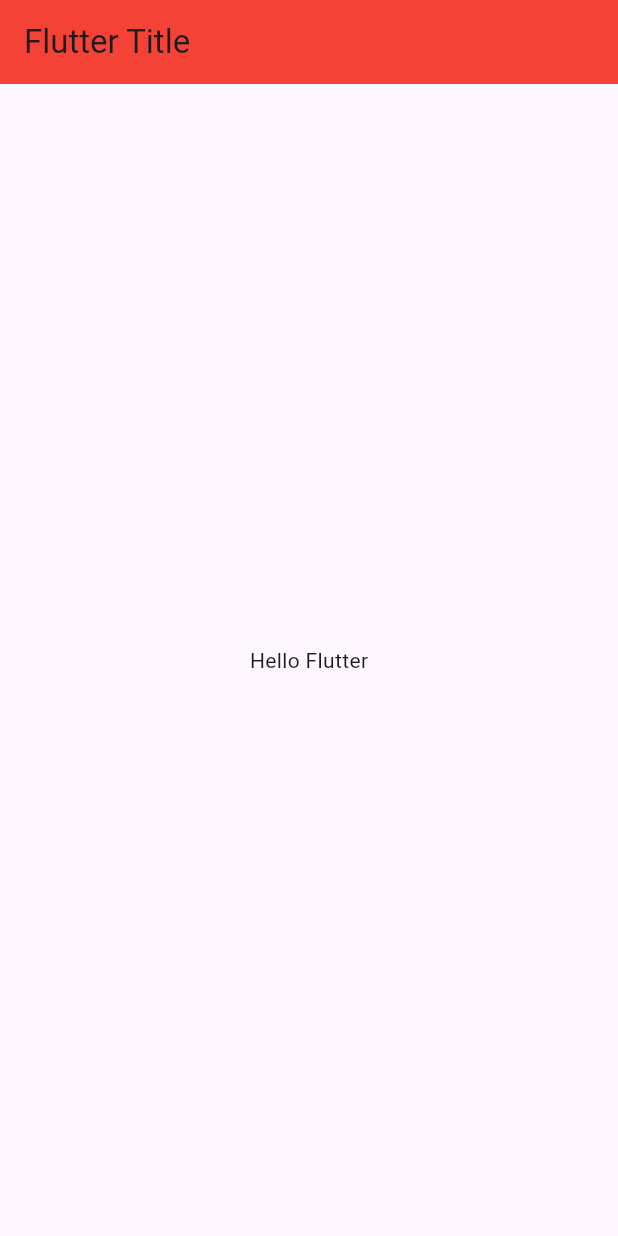
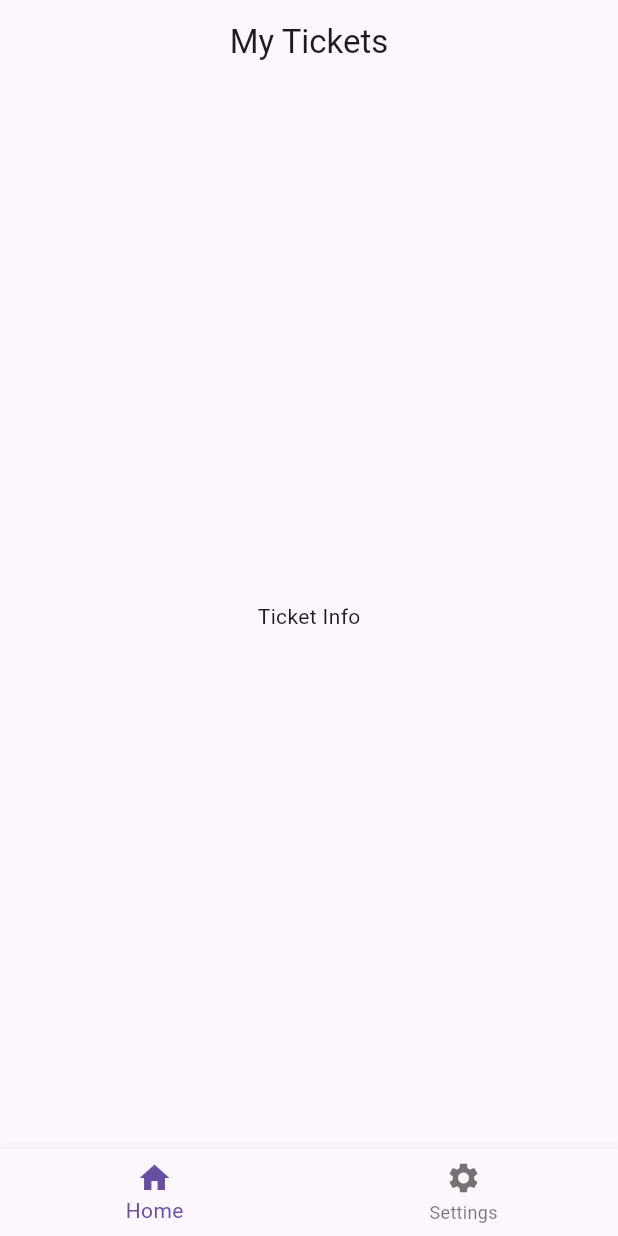
Before and after one commit to aghoneim2/fakeToGo, a Flutter app: the screen it shows after launch, on a phone screen of 412 x 824 dp. Run offline on Flutter 3.47's test engine with Material 3 defaults, Android fonts, the phone set to English and light mode, and no system bars.

```diff
--- /dev/null
+++ b/lib/components/bottom_nav_bar.dart
@@ -0,0 +1,31 @@
+import 'package:flutter/material.dart';
+
+class BottomNavBar extends StatefulWidget {
+  const BottomNavBar({super.key});
+
+  @override
+  State<BottomNavBar> createState() => _BottomNavBarState();
+}
+
+class _BottomNavBarState extends State<BottomNavBar> {
+  @override
+  Widget build(BuildContext context) {
+    return Scaffold(
+      appBar: AppBar(
+        title: const Center(
+          child: Text("My Tickets"),
+        ),
+      ),
+      body: const Center(
+        child: Text("Ticket Info"),
+      ),
+      bottomNavigationBar: BottomNavigationBar(
+        items: const [
+          BottomNavigationBarItem(icon: Icon(Icons.home), label: "Home"),
+          BottomNavigationBarItem(
+              icon: Icon(Icons.settings), label: "Settings"),
+        ],
+      ),
+    );
+  }
+}
--- a/lib/main.dart
+++ b/lib/main.dart
@@ -1,4 +1,5 @@
 import 'package:flutter/material.dart';
+import 'package:hello/components/bottom_nav_bar.dart';
 
 void main() {
   runApp(const MyApp());
@@ -10,20 +11,7 @@ class MyApp extends StatelessWidget {
   @override
   Widget build(BuildContext context) {
     return MaterialApp(
-      title: 'Flutter Demo',
-      theme: ThemeData(
-        colorScheme: ColorScheme.fromSeed(seedColor: Colors.deepPurple),
-        useMaterial3: true,
-      ),
-      home: Scaffold(
-        appBar: AppBar(
-          backgroundColor: Colors.red,
-          title: const Text("Flutter Title"),
-        ),
-        body: const Center(
-          child: Text("Hello Flutter"),
-        ),
-      ),
+      home: BottomNavBar()
     );
   }
 }
```
